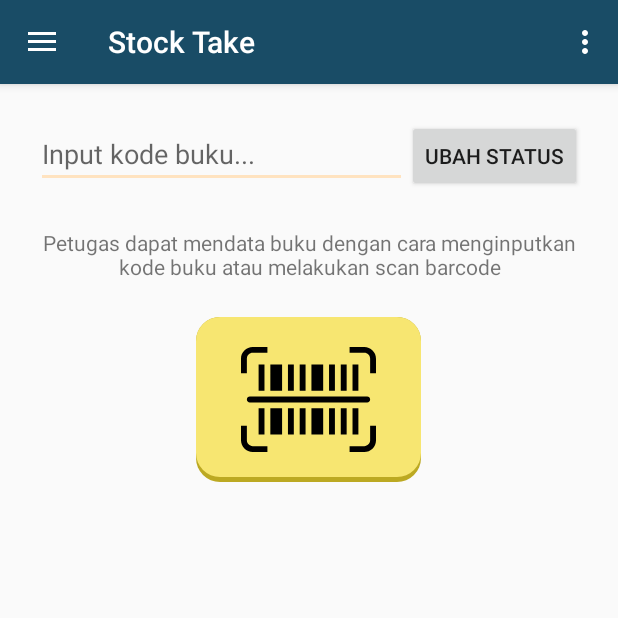
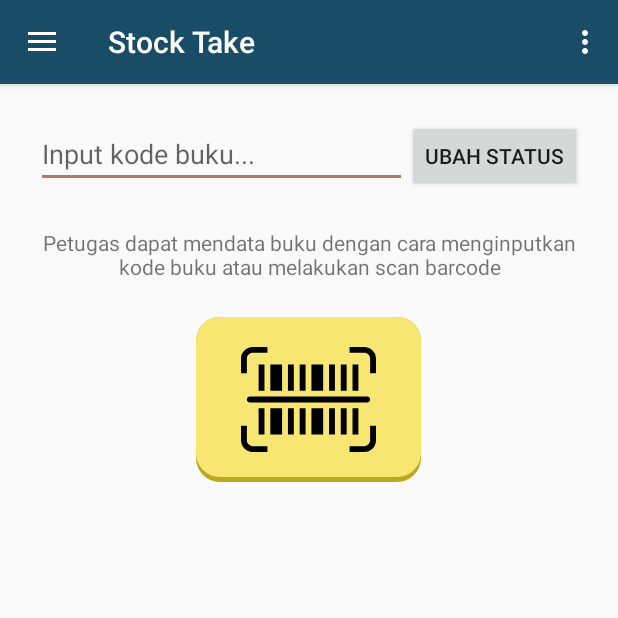
Before and after one commit to vedanta1097/SLiMS-Scanner, an Android app: the MainActivity screen opened directly, with no data from a screen before it, on a phone screen of 412 x 824 dp, the top half of it. Run offline under Robolectric (Android 15) with nearby library versions, the phone set to English and light mode, and no system bars.

Commit message:
update color

```diff
--- a/app/src/main/res/values/colors.xml
+++ b/app/src/main/res/values/colors.xml
@@ -2,8 +2,7 @@
 <resources>
     <color name="colorPrimary">#194c66</color>
     <color name="colorPrimaryDark">#00374e</color>
-    <!--<color name="colorAccent">#ffe3c0</color>-->
-    <color name="colorAccent">#ffe3c0</color>
+    <color name="colorAccent">#b17c5f</color>
     <color name="colorWhite">#ffffff</color>
     <color name="actionbar_opacity">#33000000</color>
     <color name="colorGrey">#E0E0E0</color>
```
